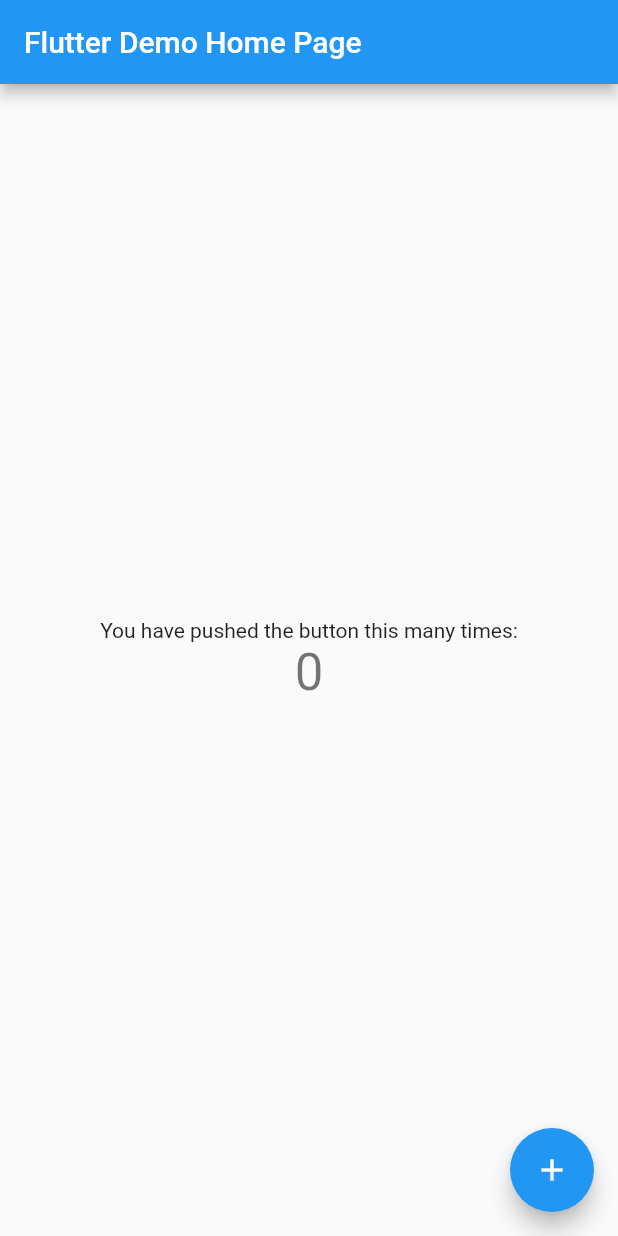
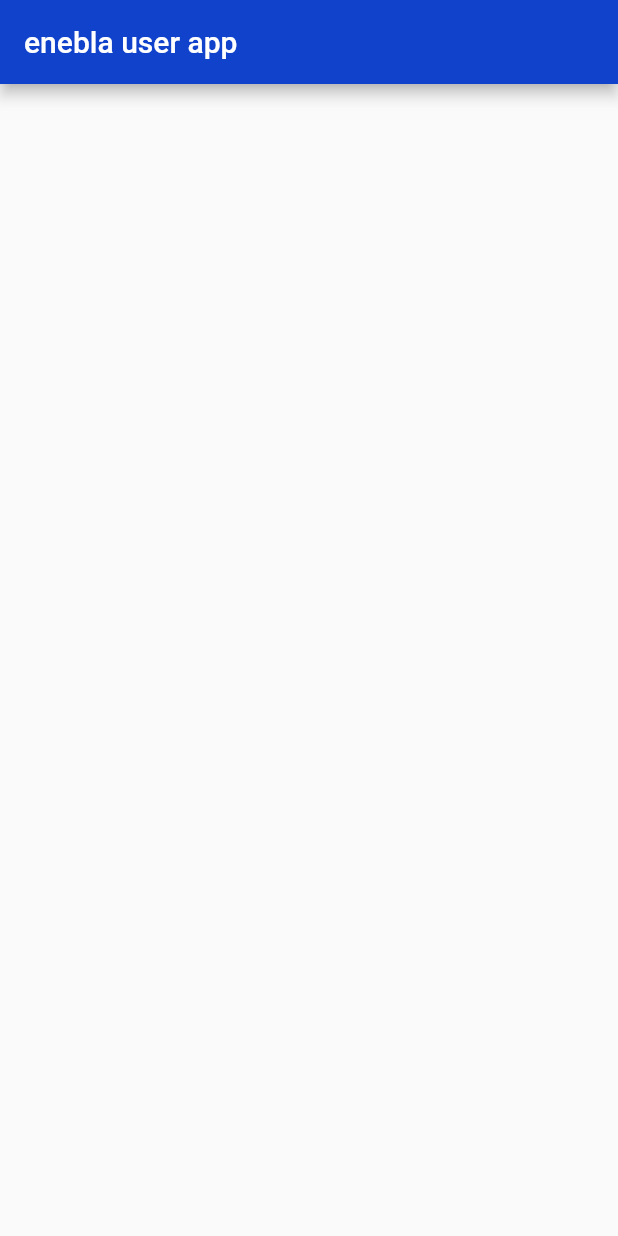
Before and after one commit to Zagwe/enebla_user_app, a Flutter app: the screen it shows after launch, on a phone screen of 412 x 824 dp. Run offline on Flutter 3.47's test engine with Material 2 defaults, Android fonts, the phone set to English and light mode, and no system bars.

Commit message:
made starter page

```diff
--- a/lib/main.dart
+++ b/lib/main.dart
@@ -1,115 +1,22 @@
 import 'package:flutter/material.dart';
 
 void main() {
-  runApp(const MyApp());
+  runApp(EneblaUser(
+    title: 'enebla user app',
+  ));
 }
 
-class MyApp extends StatelessWidget {
-  const MyApp({super.key});
+class EneblaUser extends StatelessWidget {
+  String title;
+  EneblaUser({super.key, required this.title});
 
-  // This widget is the root of your application.
   @override
   Widget build(BuildContext context) {
     return MaterialApp(
-      title: 'Flutter Demo',
-      theme: ThemeData(
-        // This is the theme of your application.
-        //
-        // Try running your application with "flutter run". You'll see the
-        // application has a blue toolbar. Then, without quitting the app, try
-        // changing the primarySwatch below to Colors.green and then invoke
-        // "hot reload" (press "r" in the console where you ran "flutter run",
-        // or simply save your changes to "hot reload" in a Flutter IDE).
-        // Notice that the counter didn't reset back to zero; the application
-        // is not restarted.
-        primarySwatch: Colors.blue,
-      ),
-      home: const MyHomePage(title: 'Flutter Demo Home Page'),
-    );
+        home: Scaffold(
+      appBar: AppBar(
+          backgroundColor: Color.fromARGB(255, 17, 66, 204),
+          title: Text(title)),
+    ));
   }
 }
-
-class MyHomePage extends StatefulWidget {
-  const MyHomePage({super.key, required this.title});
-
-  // This widget is the home page of your application. It is stateful, meaning
-  // that it has a State object (defined below) that contains fields that affect
-  // how it looks.
-
-  // This class is the configuration for the state. It holds the values (in this
-  // case the title) provided by the parent (in this case the App widget) and
-  // used by the build method of the State. Fields in a Widget subclass are
-  // always marked "final".
-
-  final String title;
-
-  @override
-  State<MyHomePage> createState() => _MyHomePageState();
-}
-
-class _MyHomePageState extends State<MyHomePage> {
-  int _counter = 0;
-
-  void _incrementCounter() {
-    setState(() {
-      // This call to setState tells the Flutter framework that something has
-      // changed in this State, which causes it to rerun the build method below
-      // so that the display can reflect the updated values. If we changed
-      // _counter without calling setState(), then the build method would not be
-      // called again, and so nothing would appear to happen.
-      _counter++;
-    });
-  }
-
-  @override
-  Widget build(BuildContext context) {
-    // This method is rerun every time setState is called, for instance as done
-    // by the _incrementCounter method above.
-    //
-    // The Flutter framework has been optimized to make rerunning build methods
-    // fast, so that you can just rebuild anything that needs updating rather
-    // than having to individually change instances of widgets.
-    return Scaffold(
-      appBar: AppBar(
-        // Here we take the value from the MyHomePage object that was created by
-        // the App.build method, and use it to set our appbar title.
-        title: Text(widget.title),
-      ),
-      body: Center(
-        // Center is a layout widget. It takes a single child and positions it
-        // in the middle of the parent.
-        child: Column(
-          // Column is also a layout widget. It takes a list of children and
-          // arranges them vertically. By default, it sizes itself to fit its
-          // children horizontally, and tries to be as tall as its parent.
-          //
-          // Invoke "debug painting" (press "p" in the console, choose the
-          // "Toggle Debug Paint" action from the Flutter Inspector in Android
-          // Studio, or the "Toggle Debug Paint" command in Visual Studio Code)
-          // to see the wireframe for each widget.
-          //
-          // Column has various properties to control how it sizes itself and
-          // how it positions its children. Here we use mainAxisAlignment to
-          // center the children vertically; the main axis here is the vertical
-          // axis because Columns are vertical (the cross axis would be
-          // horizontal).
-          mainAxisAlignment: MainAxisAlignment.center,
-          children: <Widget>[
-            const Text(
-              'You have pushed the button this many times:',
-            ),
-            Text(
-              '$_counter',
-              style: Theme.of(context).textTheme.headline4,
-            ),
-          ],
-        ),
-      ),
-      floatingActionButton: FloatingActionButton(
-        onPressed: _incrementCounter,
-        tooltip: 'Increment',
-        child: const Icon(Icons.add),
-      ), // This trailing comma makes auto-formatting nicer for build methods.
-    );
-  }
-}
```
